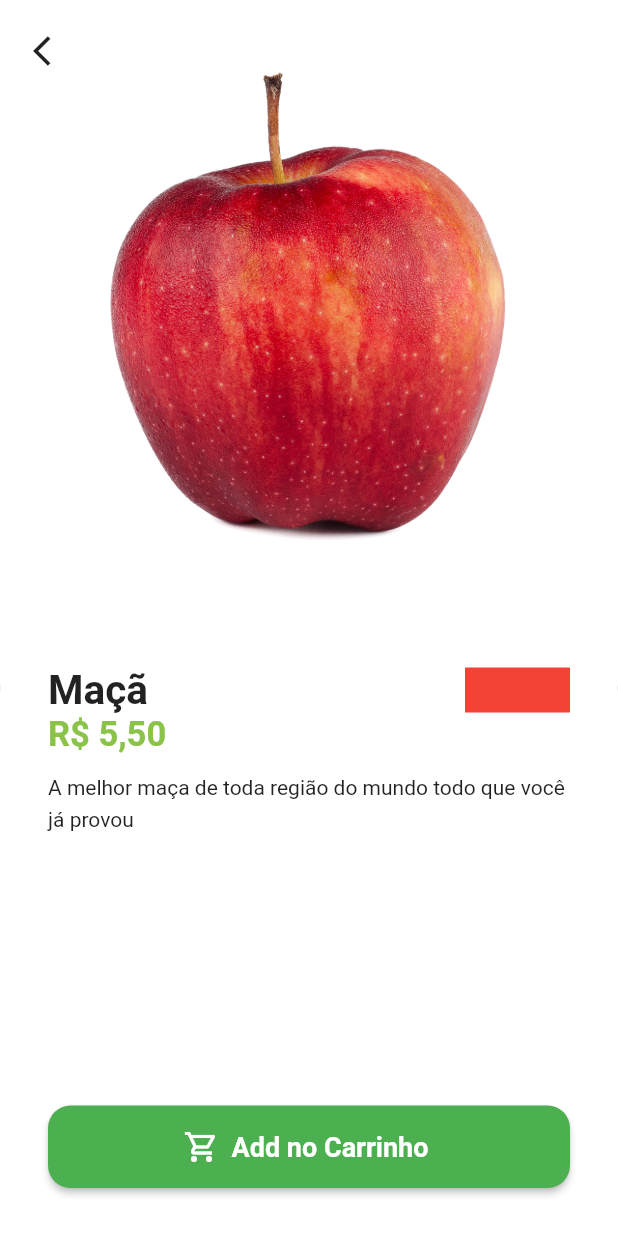
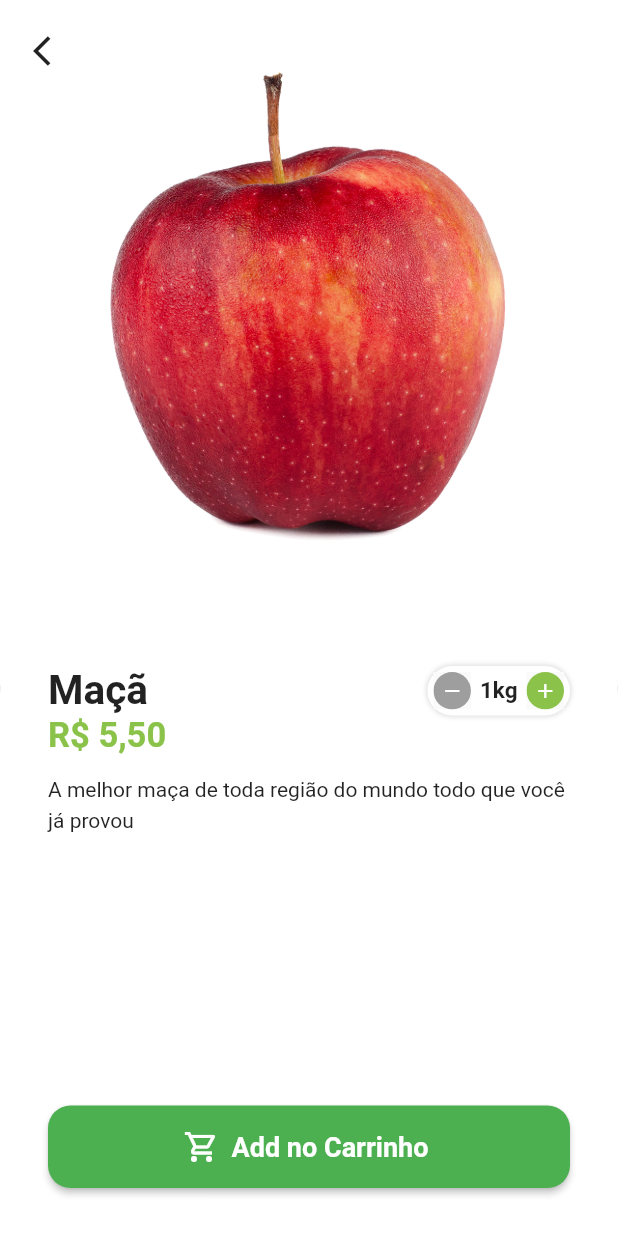
Before and after one commit to leomoreira597/Greengrocer, a Flutter app: the screen it shows after launch, after a tap on "Entrar", after a tap on "Maçã", on a phone screen of 412 x 824 dp. Run offline on Flutter 3.47's test engine with Material 2 defaults, Android fonts, the phone set to English and light mode, and no system bars; our stand-ins replace animated_text_kit, badges, mask_text_input_formatter.

```diff
--- a/lib/src/pages/product/product_screen.dart
+++ b/lib/src/pages/product/product_screen.dart
@@ -2,6 +2,7 @@
 import 'package:greengrocer/src/config/custom_colors.dart';
 import 'package:greengrocer/src/models/item_model.dart';
 import 'package:greengrocer/src/services/utils_services.dart';
+import 'package:greengrocer/src/widgets/quantity_widget.dart';
 
 class ProductScreen extends StatelessWidget {
   final ItemModel item;
@@ -53,11 +54,7 @@
                             maxLines: 2,
                             overflow: TextOverflow.ellipsis,
                           ),
-                          Container(
-                            height: 30,
-                            width: 70,
-                            color: Colors.red,
-                          ),
+                          const QuantityWidget(),
                         ],
                       ),
                       Text(
--- /dev/null
+++ b/lib/src/widgets/quantity_widget.dart
@@ -0,0 +1,79 @@
+import 'package:flutter/material.dart';
+import 'package:greengrocer/src/config/custom_colors.dart';
+
+class QuantityWidget extends StatelessWidget {
+  const QuantityWidget({Key? key}) : super(key: key);
+
+  @override
+  Widget build(BuildContext context) {
+    return Container(
+      padding: const EdgeInsets.all(4),
+      decoration: BoxDecoration(
+        color: Colors.white,
+        borderRadius: BorderRadius.circular(50),
+        boxShadow: [
+          BoxShadow(
+            color: Colors.grey.shade300,
+            spreadRadius: 1,
+            blurRadius: 2,
+          ),
+        ],
+      ),
+      child: Row(
+        children: [
+          _QuantityButton(
+            backgroundButton: Colors.grey,
+            iconButton: Icons.remove,
+            onPressed: () {},
+          ),
+          const Padding(
+            padding: EdgeInsets.symmetric(horizontal: 6),
+            child: Text(
+              '1kg',
+              style: TextStyle(fontSize: 15, fontWeight: FontWeight.bold),
+            ),
+          ),
+          _QuantityButton(
+            backgroundButton: CustomColors.customSwatchColor,
+            iconButton: Icons.add,
+            onPressed: () {},
+          ),
+        ],
+      ),
+    );
+  }
+}
+
+class _QuantityButton extends StatelessWidget {
+  final Color backgroundButton;
+  final IconData iconButton;
+  final VoidCallback? onPressed;
+
+  const _QuantityButton(
+      {required this.backgroundButton,
+      required this.iconButton,
+      required this.onPressed,
+      Key? key})
+      : super(key: key);
+
+  @override
+  Widget build(BuildContext context) {
+    return Material(
+      child: InkWell(
+        borderRadius: BorderRadius.circular(50),
+        onTap: onPressed,
+        child: Ink(
+          height: 25,
+          width: 25,
+          decoration:
+              BoxDecoration(color: backgroundButton, shape: BoxShape.circle),
+          child: Icon(
+            iconButton,
+            color: Colors.white,
+            size: 16,
+          ),
+        ),
+      ),
+    );
+  }
+}
```
